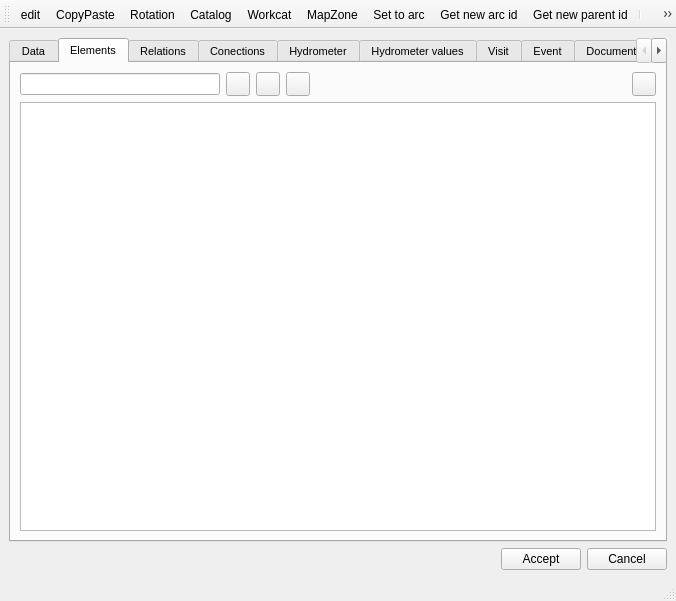
Before: the Qt Designer form core/ui/toolbars/basic/info_feature.ui in Giswater/giswater_qgis_plugin, drawn with Qt 5.
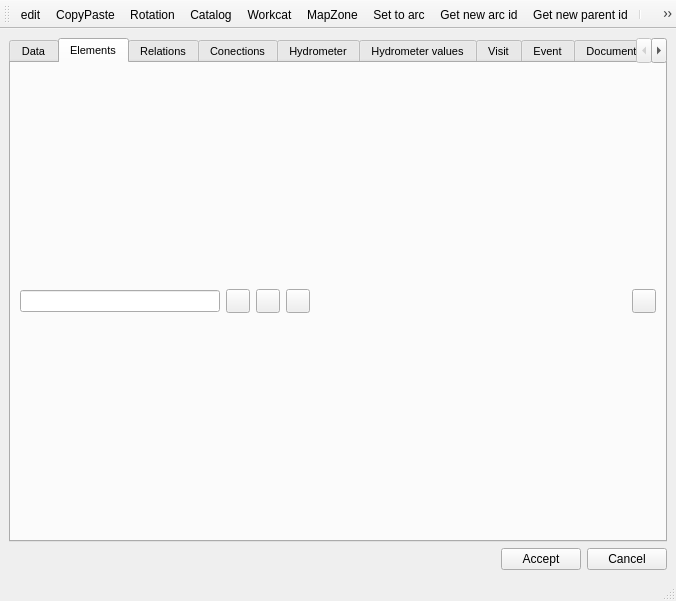
After: the same form once the commit is applied. The open tabs and pages were chosen to show the change. Icons and pictures are not drawn.

Commit message: WIP tab elementis

What changed in the file:
```diff
--- a/core/ui/toolbars/basic/info_feature.ui
+++ b/core/ui/toolbars/basic/info_feature.ui
@@ -94,7 +94,7 @@
         <string>Elements</string>
        </attribute>
        <layout class="QGridLayout" name="gridLayout_2">
-        <item row="0" column="0">
+        <item row="3" column="0">
          <layout class="QHBoxLayout" name="horizontalLayout_4">
           <item>
            <widget class="QLineEdit" name="element_id">
@@ -235,11 +235,7 @@
          </layout>
         </item>
         <item row="1" column="0">
-         <widget class="QTableView" name="tbl_element">
-          <property name="sortingEnabled">
-           <bool>true</bool>
-          </property>
-         </widget>
+         <layout class="QGridLayout" name="lyt_elements_2"/>
         </item>
        </layout>
       </widget>
```
Left out of the diff: 8 changed lines with no effect on the pictures. The commit also changes 3 other files.
